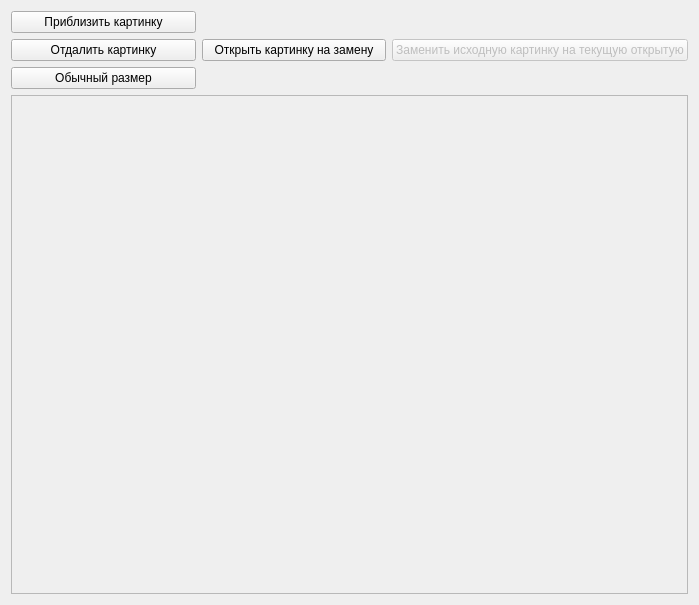
Before: the Qt Designer form PyQtProject/UIs/ImageReplaceUI.ui in 0ReC0/ForPyQT, drawn with Qt 5.
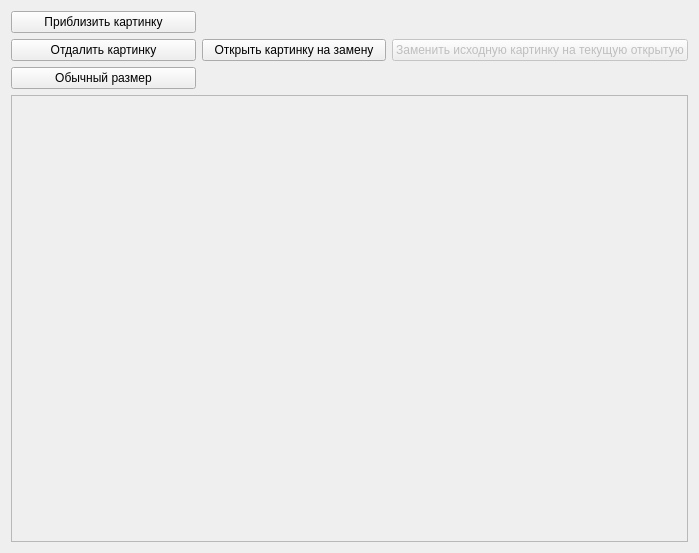
After: the same form once the commit is applied.

```diff
--- a/PyQtProject/UIs/ImageReplaceUI.ui
+++ b/PyQtProject/UIs/ImageReplaceUI.ui
@@ -7,7 +7,7 @@
     <x>0</x>
     <y>0</y>
     <width>699</width>
-    <height>605</height>
+    <height>553</height>
    </rect>
   </property>
   <property name="windowTitle">
@@ -63,7 +63,7 @@
         <x>0</x>
         <y>0</y>
         <width>675</width>
-        <height>476</height>
+        <height>424</height>
        </rect>
       </property>
       <widget class="QLabel" name="image">
```
Left out of the diff: 2 changed lines with no effect on the pictures.
